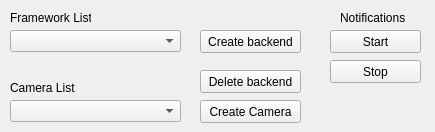
Old version of the form test_app/mainwindow.ui in the repository abibas/webcamCaptureNewDesign.
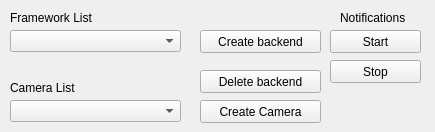
New version of the form.

```diff
--- a/test_app/mainwindow.ui
+++ b/test_app/mainwindow.ui
@@ -19,7 +19,7 @@
      <rect>
       <x>10</x>
       <y>10</y>
-      <width>81</width>
+      <width>101</width>
       <height>16</height>
      </rect>
     </property>
@@ -55,7 +55,7 @@
      <rect>
       <x>200</x>
       <y>30</y>
-      <width>101</width>
+      <width>121</width>
       <height>23</height>
      </rect>
     </property>
@@ -78,7 +78,7 @@
      <rect>
       <x>200</x>
       <y>100</y>
-      <width>101</width>
+      <width>121</width>
       <height>23</height>
      </rect>
     </property>
@@ -91,7 +91,7 @@
      <rect>
       <x>200</x>
       <y>70</y>
-      <width>101</width>
+      <width>121</width>
       <height>23</height>
      </rect>
     </property>
```
